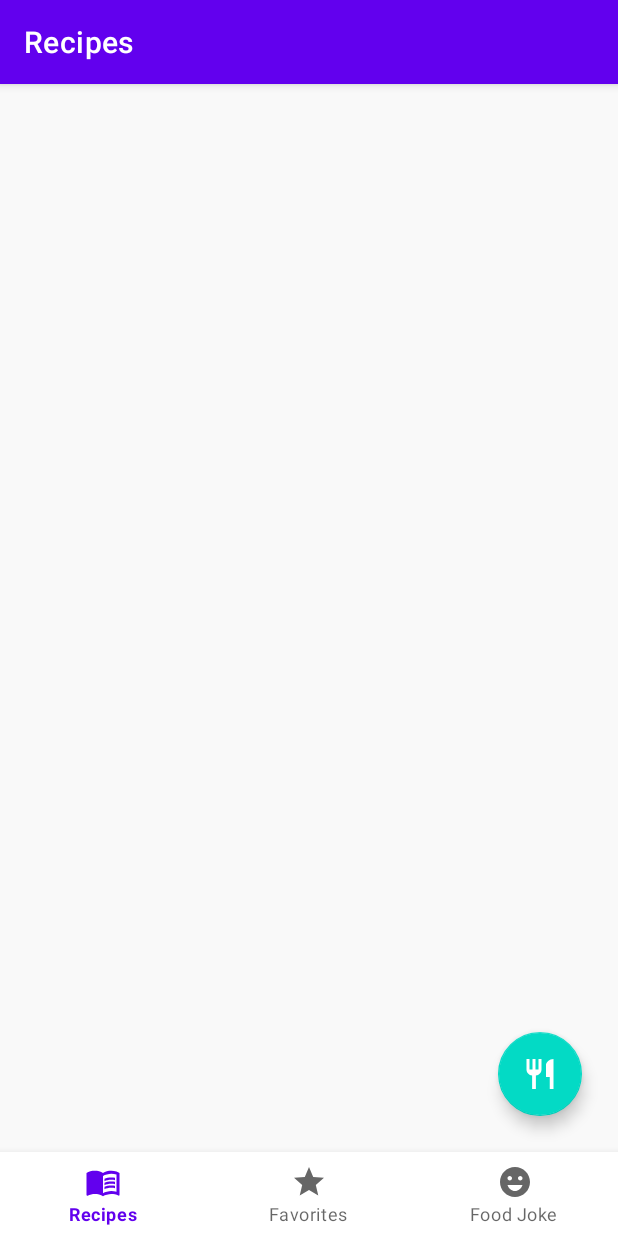
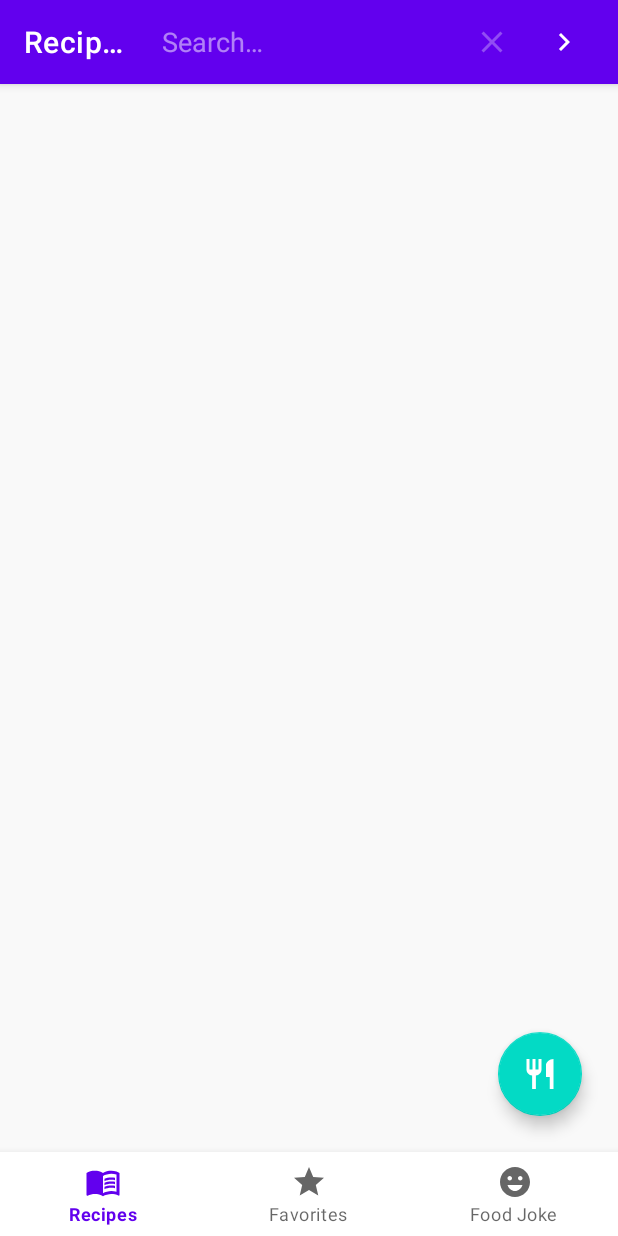
Before and after one commit to kbrakendirci/MLRecipeRecommendApp, an Android app: the RecipesFragment screen opened through its navigation route, after a tap on an icon or button, on a phone screen of 412 x 824 dp. Run offline under Robolectric (Android 15) with nearby library versions, the phone set to English and light mode, and no system bars; our stand-ins replace Dagger/Hilt's generated code, Shimmer, data binding, navigation-ui; plain views replace ShimmerRecyclerView; 6 statements that could not run were skipped; 1 other tap on this screen came first.

Commit message:
Search Query Added

```diff
--- a/app/src/main/java/com/kotlinproject/modernfoodrecipesapp/data/RemoteDataSource.kt
+++ b/app/src/main/java/com/kotlinproject/modernfoodrecipesapp/data/RemoteDataSource.kt
@@ -13,4 +13,8 @@ class RemoteDataSource @Inject constructor(
         return foodRecipesApi.getRecipes(queries)
     }
 
+
+    suspend fun searchRecipes(searchQuery: Map<String, String>): Response<FoodRecipe> {
+        return foodRecipesApi.searchRecipes(searchQuery)
+    }
 }
--- a/app/src/main/java/com/kotlinproject/modernfoodrecipesapp/data/network/FoodRecipesApi.kt
+++ b/app/src/main/java/com/kotlinproject/modernfoodrecipesapp/data/network/FoodRecipesApi.kt
@@ -11,4 +11,9 @@ interface FoodRecipesApi {
         @QueryMap queries: Map<String, String>
     ): Response<FoodRecipe>
 
+    @GET("/recipes/complexSearch")
+    suspend fun searchRecipes(
+        @QueryMap searchQuery: Map<String, String>
+    ): Response<FoodRecipe>
+
 }
--- a/app/src/main/java/com/kotlinproject/modernfoodrecipesapp/ui/fragments/recipes/RecipesFragment.kt
+++ b/app/src/main/java/com/kotlinproject/modernfoodrecipesapp/ui/fragments/recipes/RecipesFragment.kt
@@ -2,9 +2,7 @@ package com.kotlinproject.modernfoodrecipesapp.ui.fragments.recipes
 
 import android.os.Bundle
 import android.util.Log
-import android.view.LayoutInflater
-import android.view.View
-import android.view.ViewGroup
+import android.view.*
 import androidx.fragment.app.Fragment
 import com.kotlinproject.modernfoodrecipesapp.R
 import kotlinx.android.synthetic.main.fragment_recipes.view.*
@@ -22,7 +20,7 @@ import com.kotlinproject.modernfoodrecipesapp.util.NetworkListener
 import com.kotlinproject.modernfoodrecipesapp.util.NetworkResult
 import com.kotlinproject.modernfoodrecipesapp.util.observeOnce
 import com.kotlinproject.modernfoodrecipesapp.viewmodels.RecipesViewModel
-
+import androidx.appcompat.widget.SearchView
 import dagger.hilt.android.AndroidEntryPoint
 import kotlinx.coroutines.ExperimentalCoroutinesApi
 import kotlinx.coroutines.flow.collect
@@ -30,7 +28,7 @@ import kotlinx.coroutines.launch
 
 @ExperimentalCoroutinesApi
 @AndroidEntryPoint
-class RecipesFragment : Fragment() {
+class RecipesFragment : Fragment() , SearchView.OnQueryTextListener {
 
     private var _binding: FragmentRecipesBinding? = null
     private val binding get() = _binding!!
@@ -55,7 +53,7 @@ class RecipesFragment : Fragment() {
         _binding = FragmentRecipesBinding.inflate(inflater, container, false)
         binding.lifecycleOwner = this
         binding.mainViewModel = mainViewModel
-
+        setHasOptionsMenu(true)
         setupRecyclerView()
 
         recipesViewModel.readBackOnline.observe(viewLifecycleOwner, {
@@ -89,6 +87,26 @@ class RecipesFragment : Fragment() {
         binding.recyclerview.layoutManager = LinearLayoutManager(requireContext())
         showShimmerEffect()
     }
+    override fun onCreateOptionsMenu(menu: Menu, inflater: MenuInflater) {
+        inflater.inflate(R.menu.recipes_menu, menu)
+
+        val search = menu.findItem(R.id.menu_search)
+        val searchView = search.actionView as? SearchView
+        searchView?.isSubmitButtonEnabled = true
+        searchView?.setOnQueryTextListener(this)
+    }
+
+    override fun onQueryTextSubmit(query: String?): Boolean {
+        if(query != null) {
+            searchApiData(query)
+        }
+        return true
+    }
+
+    override fun onQueryTextChange(p0: String?): Boolean {
+        return true
+    }
+
 
     private fun readDatabase() {
         lifecycleScope.launch {
@@ -129,6 +147,32 @@ class RecipesFragment : Fragment() {
         })
     }
 
+    private fun searchApiData(searchQuery: String) {
+        showShimmerEffect()
+        mainViewModel.searchRecipes(recipesViewModel.applySearchQuery(searchQuery))
+        mainViewModel.searchedRecipesResponse.observe(viewLifecycleOwner, { response ->
+            when (response) {
+                is NetworkResult.Success -> {
+                    hideShimmerEffect()
+                    val foodRecipe = response.data
+                    foodRecipe?.let { mAdapter.setData(it) }
+                }
+                is NetworkResult.Error -> {
+                    hideShimmerEffect()
+                    loadDataFromCache()
+                    Toast.makeText(
+                        requireContext(),
+                        response.message.toString(),
+                        Toast.LENGTH_SHORT
+                    ).show()
+                }
+                is NetworkResult.Loading -> {
+                    showShimmerEffect()
+                }
+            }
+        })
+    }
+
     private fun loadDataFromCache() {
         lifecycleScope.launch {
             mainViewModel.readRecipes.observe(viewLifecycleOwner, {database->
--- a/app/src/main/java/com/kotlinproject/modernfoodrecipesapp/util/Constant.kt
+++ b/app/src/main/java/com/kotlinproject/modernfoodrecipesapp/util/Constant.kt
@@ -8,6 +8,7 @@ class Constant{
         const val API_KEY = "a3206fe66742458b81063fe27ec66fc1"
 
         // API Query Keys
+        const val QUERY_SEARCH="query"
         const val QUERY_NUMBER = "number"
         const val QUERY_API_KEY = "apiKey"
         const val QUERY_TYPE = "type"
--- /dev/null
+++ b/app/src/main/res/drawable-v24/ic_baseline_search_24.xml
@@ -0,0 +1,10 @@
+<vector xmlns:android="http://schemas.android.com/apk/res/android"
+    android:width="24dp"
+    android:height="24dp"
+    android:viewportWidth="24"
+    android:viewportHeight="24"
+    android:tint="?attr/colorControlNormal">
+  <path
+      android:fillColor="@android:color/white"
+      android:pathData="M15.5,14h-0.79l-0.28,-0.27C15.41,12.59 16,11.11 16,9.5 16,5.91 13.09,3 9.5,3S3,5.91 3,9.5 5.91,16 9.5,16c1.61,0 3.09,-0.59 4.23,-1.57l0.27,0.28v0.79l5,4.99L20.49,19l-4.99,-5zM9.5,14C7.01,14 5,11.99 5,9.5S7.01,5 9.5,5 14,7.01 14,9.5 11.99,14 9.5,14z"/>
+</vector>
--- /dev/null
+++ b/app/src/main/res/menu/recipes_menu.xml
@@ -0,0 +1,15 @@
+<?xml version="1.0" encoding="utf-8"?>
+<menu xmlns:android="http://schemas.android.com/apk/res/android"
+    xmlns:app="http://schemas.android.com/apk/res-auto"
+    xmlns:tools="http://schemas.android.com/tools">
+
+    <item
+        android:id="@+id/menu_search"
+        android:icon="@drawable/ic_baseline_search_24"
+        android:iconTint="@color/white"
+        android:title="search"
+        app:actionViewClass="androidx.appcompat.widget.SearchView"
+        app:showAsAction="ifRoom"
+        tools:targetApi="o" />
+
+</menu>
```
Also changed, not shown: app/src/main/java/com/kotlinproject/modernfoodrecipesapp/viewmodels/MainViewModel.kt (+21 -0 lines), app/src/main/java/com/kotlinproject/modernfoodrecipesapp/viewmodels/RecipesViewModel.kt (+10 -1 lines).
